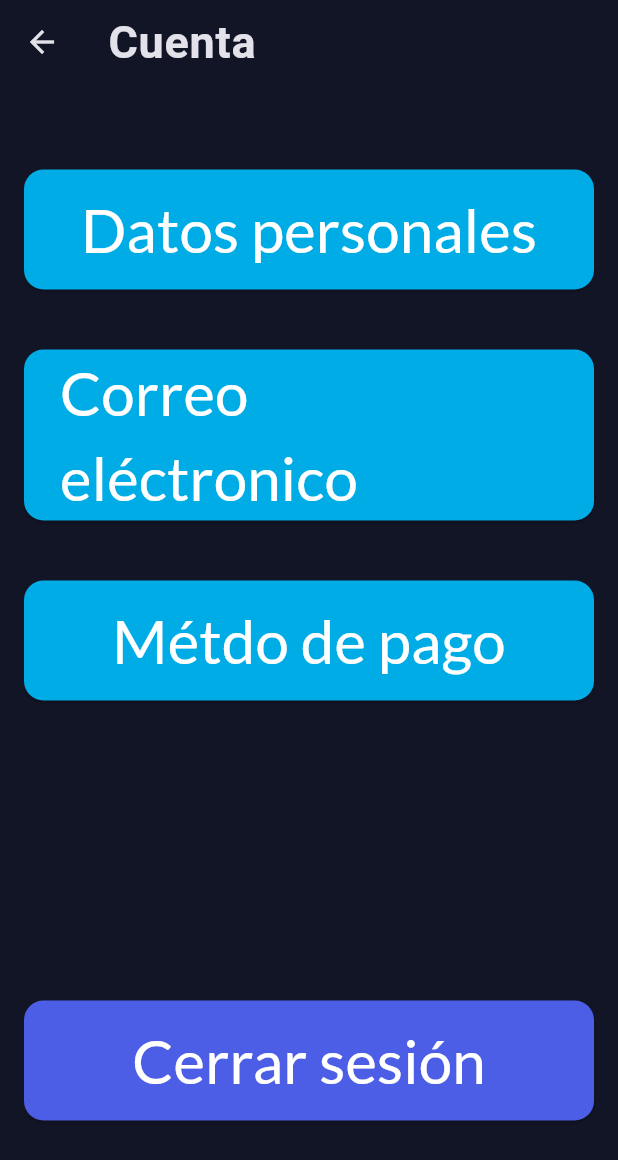
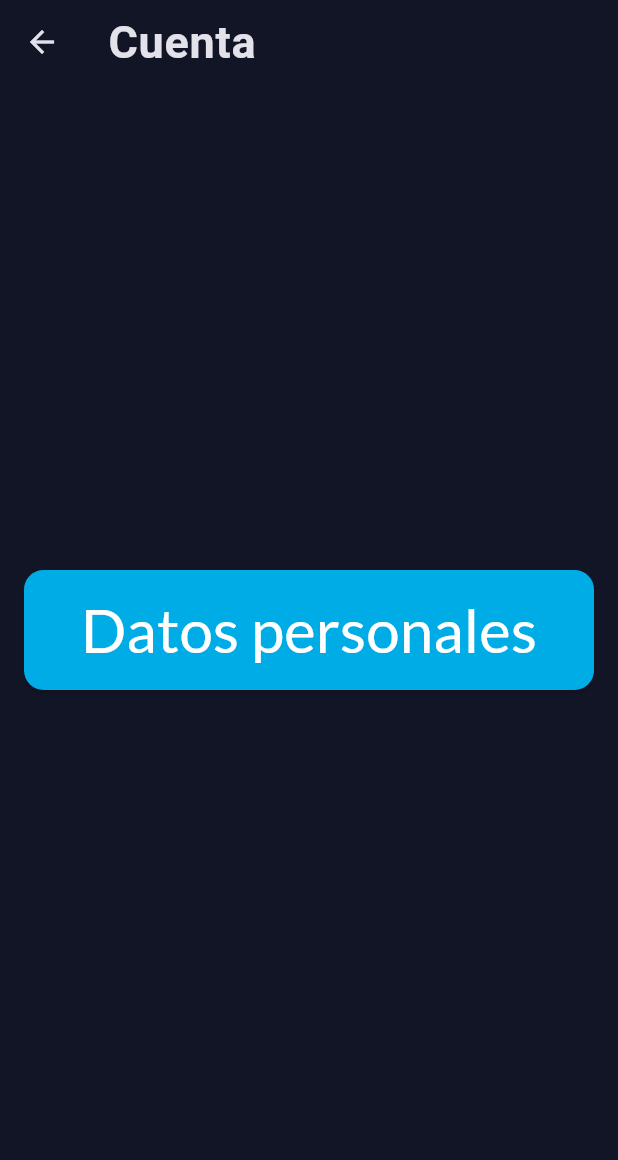
Before and after one commit to karelycode/Clarify, a Flutter app: the screen it shows after launch, item 2 of the bottom bar chosen, after a tap on "Cuenta", on a phone screen of 412 x 824 dp. Shown: the top 1160 px of the screen. Run offline on Flutter 3.47's test engine with Material 3 defaults, Android fonts, the phone set to English and light mode, and no system bars; our stand-ins replace camera, flutter_tts, google_fonts; missing offline and left inert: google_mlkit_text_recognition, tflite_flutter.

```diff
--- a/lib/main.dart
+++ b/lib/main.dart
@@ -1,8 +1,9 @@
-
+//Importaciones
 import "package:flutter/material.dart";
 import "package:google_fonts/google_fonts.dart";
 import "package:prueba/pages/splash.dart";
 
+//Método main de la aplicación
 void main() {
   runApp(MyApp());
 }
@@ -13,6 +14,7 @@ class MyApp extends StatelessWidget {
   Widget build(BuildContext context) {
     return MaterialApp(
       theme: ThemeData(
+        //Establecemos el tema de la aplicación
         useMaterial3: true,
         textTheme: GoogleFonts.latoTextTheme(Theme.of(context).textTheme).copyWith(
           titleLarge: GoogleFonts.roboto(textStyle: Theme.of(context).textTheme.bodyLarge,fontSize: 30,color: Colors.white, fontWeight: FontWeight.bold),
--- a/lib/pages/camera.dart
+++ b/lib/pages/camera.dart
@@ -1,3 +1,4 @@
+//Importaciones
 import 'dart:async';
 import 'dart:io';
 import 'package:flutter/material.dart';
@@ -7,6 +8,7 @@ import 'package:google_mlkit_text_recognition/google_mlkit_text_recognition.dart
 import 'package:flutter_tts/flutter_tts.dart';
 import 'image_classification_helper.dart';
 
+//Clase principal del widget de Cámara
 class Camera extends StatefulWidget {
   @override
   State<StatefulWidget> createState() {
--- a/lib/pages/configuration.dart
+++ b/lib/pages/configuration.dart
@@ -1,8 +1,9 @@
-
+//Importaciones
 import 'package:flutter/material.dart';
 import 'package:flutter_tts/flutter_tts.dart';
 import 'cuenta.dart';
 
+//Clase principal del widget de Configuración
 class Configuration extends StatefulWidget{
   @override
   State<StatefulWidget> createState() {
@@ -11,11 +12,11 @@ class Configuration extends StatefulWidget{
 
 }
 
-
+// Estado del widget de Configuración
 class MyConfiguration extends State<Configuration> {
+  // Instancia del paquete de síntesis de voz Flutter TTS
   final FlutterTts _flutterTts = FlutterTts();
-
-
+  //Menu de configuración
   @override
   Widget build(BuildContext context) {
     return Scaffold(
@@ -31,6 +32,7 @@ class MyConfiguration extends State<Configuration> {
           children: [
             ElevatedButton(
               onPressed: () {
+                // Reproduce el texto "Configuración de la cuenta" utilizando síntesis de voz
                 _flutterTts.speak('Configuración de la cuenta');
                 // Navegar a otra página al presionar este botón
                 Navigator.push(
@@ -56,30 +58,6 @@ class MyConfiguration extends State<Configuration> {
             ),
             SizedBox(height: 40.0),
 
-            ElevatedButton(
-              onPressed: () {
-                _flutterTts.speak('Ayuda');
-                // Navegar a otra página al presionar este botón
-                Navigator.push(
-                  context,
-                  MaterialPageRoute(builder: (context) => Cuenta()),
-                );
-              },
-              style: ElevatedButton.styleFrom(
-                minimumSize: Size(double.infinity, 80.0),// Establecer una altura mínima
-                backgroundColor: Color(0xFF00ACE6),
-                shape: RoundedRectangleBorder(
-                  borderRadius: BorderRadius.circular(13.0), // Agregar bordes redondeados
-                ),
-              ),
-              child: Text(
-                  'Ayuda',
-                  style: TextStyle(
-                  fontSize: 40.0,
-                    color: Colors.white,
-                ),
-              ),
-            ),
             SizedBox(height: 250.0),
 
           ],
--- a/lib/pages/cuenta.dart
+++ b/lib/pages/cuenta.dart
@@ -1,7 +1,6 @@
 
 import 'package:flutter/material.dart';
 
-import 'correo.dart';
 import 'datosPersonales.dart';
 
 class Cuenta extends StatefulWidget{
@@ -50,78 +49,7 @@ class MyCuenta extends State<Cuenta>{
               ),
             ),
             SizedBox(height: 40.0),
-            ElevatedButton(
-              onPressed: () {
-                // Navegar a otra página al presionar este botón
-                Navigator.push(
-                  context,
-                  MaterialPageRoute(builder: (context) => Correo()),
-                );
-              },
-              style: ElevatedButton.styleFrom(
-                minimumSize: Size(double.infinity, 80.0), // Establecer una altura mínima
-                backgroundColor: Color(0xFF00ACE6),
-                shape: RoundedRectangleBorder(
-                  borderRadius: BorderRadius.circular(13.0), // Agregar bordes redondeados
-                ),
-              ),
-              child: Text(
-                'Correo eléctronico',
-                style: TextStyle(
-                  fontSize: 40.0,
-                  color: Colors.white,
-                ),
-              ),
-            ),
-            SizedBox(height: 40.0),
-            ElevatedButton(
-              onPressed: () {
-                // Navegar a otra página al presionar este botón
-                Navigator.push(
-                  context,
-                  MaterialPageRoute(builder: (context) => Cuenta()),
-                );
-              },
-              style: ElevatedButton.styleFrom(
-                minimumSize: Size(double.infinity, 80.0), // Establecer una altura mínima
-                backgroundColor: Color(0xFF00ACE6),
-                shape: RoundedRectangleBorder(
-                  borderRadius: BorderRadius.circular(13.0), // Agregar bordes redondeados
-                ),
-              ),
-              child: Text(
-                'Métdo de pago',
-                style: TextStyle(
-                  fontSize: 40.0,
-                  color: Colors.white,
-                ),
-              ),
-            ),
-            SizedBox(height: 200.0),
-            ElevatedButton(
-              onPressed: () {
-                // Navegar a otra página al presionar este botón
-                Navigator.push(
-                  context,
-                  MaterialPageRoute(builder: (context) => Cuenta()),
-                );
-              },
-              style: ElevatedButton.styleFrom(
-                minimumSize: Size(double.infinity, 80.0), // Establecer una altura mínima
-                backgroundColor: Color(0xFF4C5EE6),
-                shape: RoundedRectangleBorder(
-                  borderRadius: BorderRadius.circular(13.0), // Agregar bordes redondeados
-                ),
-              ),
-              child: Text(
-                'Cerrar sesión',
-                style: TextStyle(
-                  fontSize: 40.0,
-                  color: Colors.white,
-                ),
-              ),
-            ),
-            SizedBox(height: 20.0),
+
 
           ],
         ),
```
